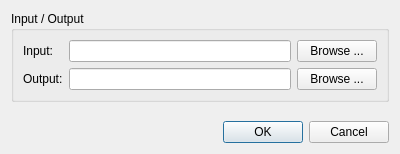
Before: the Qt Designer form convertdialog.ui in BrainB0ne/haveibeenpwned-local, drawn with Qt 5.
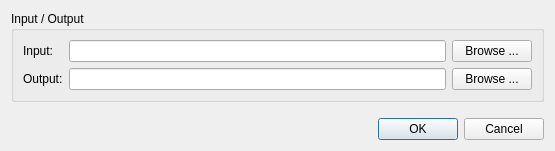
After: the same form once the commit is applied.

Diff of the .ui file:
```diff
--- a/convertdialog.ui
+++ b/convertdialog.ui
@@ -6,10 +6,16 @@
    <rect>
     <x>0</x>
     <y>0</y>
-    <width>400</width>
-    <height>154</height>
+    <width>555</width>
+    <height>151</height>
    </rect>
   </property>
+  <property name="sizePolicy">
+   <sizepolicy hsizetype="Preferred" vsizetype="Preferred">
+    <horstretch>0</horstretch>
+    <verstretch>0</verstretch>
+   </sizepolicy>
+  </property>
   <property name="windowTitle">
    <string>Convert Hash Text File to SQLite Database</string>
   </property>
@@ -65,7 +71,7 @@
      <property name="sizeHint" stdset="0">
       <size>
        <width>20</width>
-       <height>0</height>
+       <height>40</height>
       </size>
      </property>
     </spacer>
```
Left out of the diff: 20 changed lines with no effect on the pictures.
